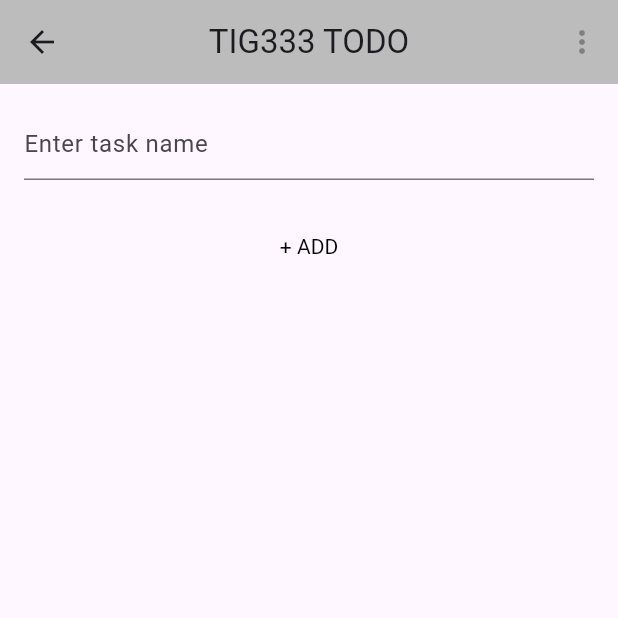
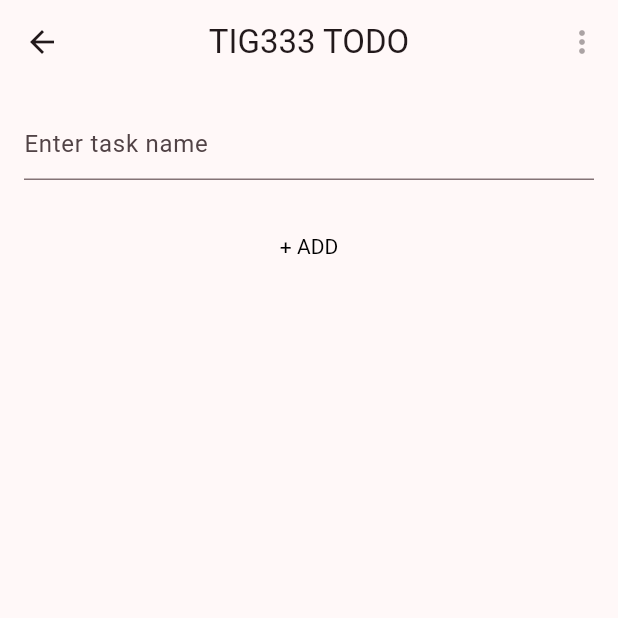
Before and after one commit to gu-tig333-ht23/gusbliel, a Flutter app: the screen it shows after launch, after a tap on the "add" icon, on a phone screen of 412 x 824 dp, the top half of it. Run offline on Flutter 3.47's test engine with Material 2 defaults, Android fonts, the phone set to English and light mode, and no system bars.

Commit message:
brytit ut pages ur main, skapat filter dialog, satt theme
HomePage och AddTask page ligger nu i egna filer och en dialog för filtrering av tasks är skapad, men innehåller ingen funktionalitet. Appbar och button färger sätts nu av theme i material build.

```diff
--- /dev/null
+++ b/lib/AddTaskView.dart
@@ -0,0 +1,42 @@
+import 'package:flutter/material.dart';
+
+class AddTaskView extends StatelessWidget {
+
+  @override
+  Widget build(BuildContext context) {
+
+    return Scaffold(
+      appBar: AppBar(
+        centerTitle: true,
+        title: Text("TIG333 TODO"),
+        actions: [
+          IconButton(icon: Icon(Icons.more_vert), onPressed: (null))
+        ]
+      ),
+      body: Padding(
+        padding: const EdgeInsets.all(16.0),
+        child: Column(
+          children: [
+            TextField(
+              decoration: InputDecoration(
+                hintText: 'Enter task name',
+              ),
+            ),
+            SizedBox(height: 20.0),
+            TextButton(
+              onPressed: () {
+
+              },
+              style: TextButton.styleFrom(
+                textStyle: TextStyle(color: Colors.black),
+
+              ),
+              child: Text('+ ADD', style:
+                TextStyle(color: Colors.black),),
+            ),
+        ]
+       )
+     )
+    );
+  }
+}
--- a/lib/main.dart
+++ b/lib/main.dart
@@ -1,5 +1,6 @@
 import 'package:flutter/material.dart';
-import 'package:template/TaskListItem.dart';
+import "HomePageView.dart";
+
 
 void main() {
   runApp(const MyApp());
@@ -15,90 +16,10 @@ class MyApp extends StatelessWidget {
       debugShowCheckedModeBanner: false,
       theme: ThemeData(
 
-        colorScheme: ColorScheme.fromSeed(seedColor: Colors.deepPurple),
+        colorScheme: ColorScheme.fromSeed(seedColor: Color.fromARGB(255, 255, 145, 175)), //hehehe
         useMaterial3: true,
       ),
       home: HomePageView(),
     );
   }
 }
-
-class HomePageView extends StatelessWidget {
-
-  @override
-  Widget build(BuildContext context) {
-
-    return Scaffold(
-      appBar: AppBar(
-        backgroundColor: const Color.fromARGB(255, 189, 188, 188),
-        centerTitle: true,
-        title: Text("TIG333 TODO"),
-        actions: [
-          IconButton(icon: Icon(Icons.more_vert), onPressed: (null))
-        ],
-
-      ),
-      body: ListView(
-        children: [
-          TaskListItem(taskText: "Slänga sopor"),
-          TaskListItem(taskText: "Handla smör"),
-          TaskListItem(taskText: "Erövra Paraguay"),
-          TaskListItem(taskText: "Vattna blommor")
-        ]
-
-      ),
-      floatingActionButton: FloatingActionButton(
-        onPressed: () {
-          Navigator.push(context, MaterialPageRoute(builder: (context) => AddTaskView()));
-        },
-
-        backgroundColor: const Color.fromARGB(255, 189, 188, 188),
-        child: Icon(Icons.add),
-      ),
-    );
-  }
-}
-
-class AddTaskView extends StatelessWidget {
-
-  @override
-  Widget build(BuildContext context) {
-
-    return Scaffold(
-      appBar: AppBar(
-
-        backgroundColor: const Color.fromARGB(255, 189, 188, 188),
-
-        centerTitle: true,
-        title: Text("TIG333 TODO"),
-        actions: [
-          IconButton(icon: Icon(Icons.more_vert), onPressed: (null))
-        ]
-      ),
-      body: Padding(
-        padding: const EdgeInsets.all(16.0),
-        child: Column(
-          children: [
-            TextField(
-              decoration: InputDecoration(
-                hintText: 'Enter task name',
-              ),
-            ),
-            SizedBox(height: 20.0),
-            TextButton(
-              onPressed: () {
-
-              },
-              style: TextButton.styleFrom(
-                textStyle: TextStyle(color: Colors.black),
-
-              ),
-              child: Text('+ ADD', style:
-                TextStyle(color: Colors.black),),
-            ),
-        ]
-       )
-     )
-    );
-  }
-}
```
Also changed, not shown: lib/HomePageView.dart (added, +62 -0 lines).
